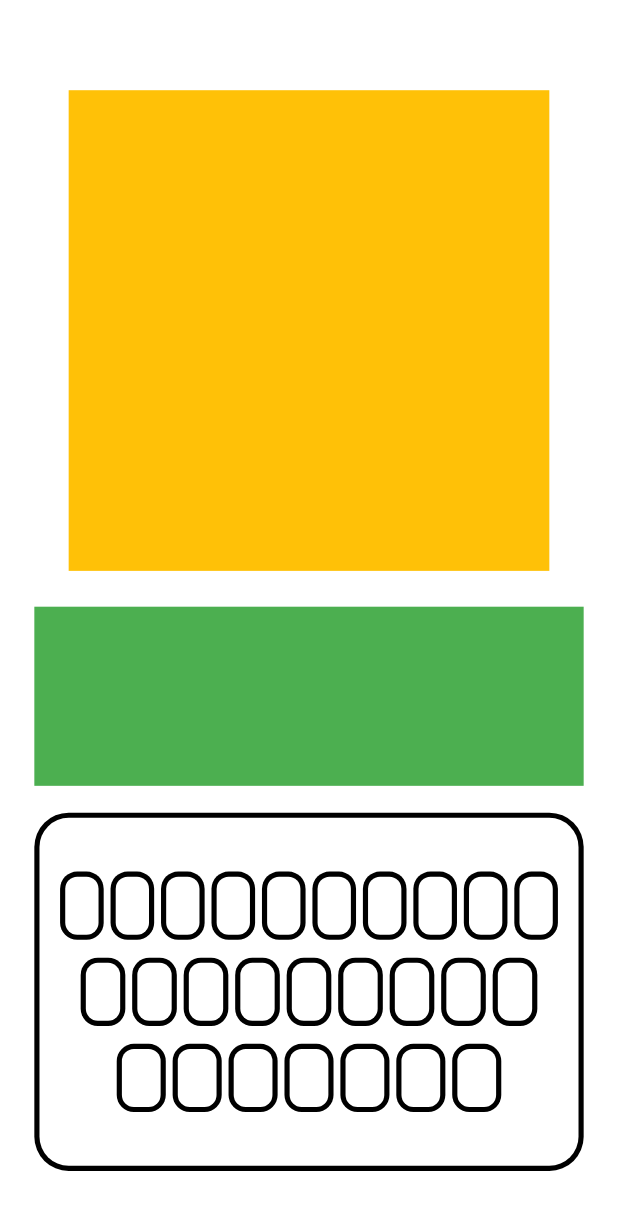
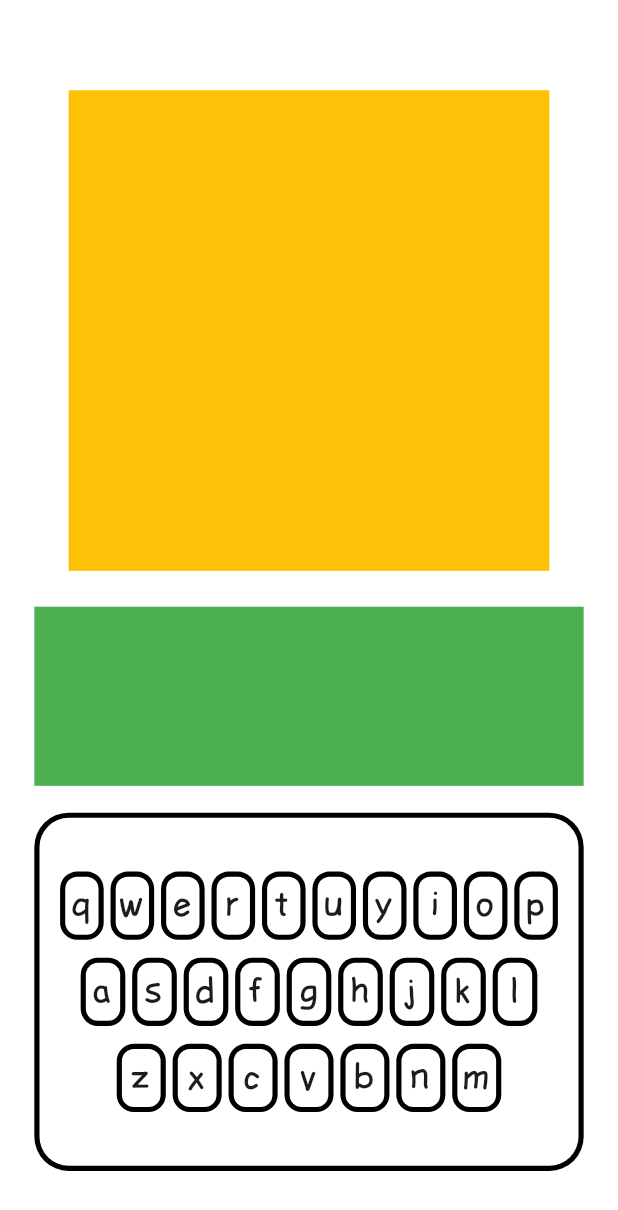
Before and after one commit to Mohand-2004/HANGMAN-Game, a Flutter app: the screen it shows after launch, on a phone screen of 412 x 824 dp. Shown: the top 1210 px of the screen. Run offline on Flutter 3.47's test engine with Material 3 defaults, Android fonts, the phone set to English and light mode, and no system bars; our stand-ins replace flutter_screenutil.

Commit message:
letters and fonts

```diff
--- a/lib/screens/home_page.dart
+++ b/lib/screens/home_page.dart
@@ -45,6 +45,7 @@ class HomePage extends StatelessWidget{
               spaceBetweenButtons: 2.w,
               buttonRadius: 10.r,
               buttonBoarderWidth: 3.r,
+              fontSize: ((MediaQuery.of(context).size.width > 500) ? 25 : 20).r,
             )
           ],
         )
--- a/lib/widgets/keyboard widget/button.dart
+++ b/lib/widgets/keyboard widget/button.dart
@@ -4,15 +4,17 @@ class Button extends StatelessWidget{
   final double radius;
   final double boarderWidth;
   final double fontSize;
+  final double space;
   final Color? backgroundColor;
   final Color? boarderColor;
-  final double space;
+  final String letter;
   const Button(
     {
       super.key,
       required this.radius,
       required this.boarderWidth,
       required this.fontSize,
+      required this.letter,
       this.space = 0,
       this.backgroundColor,
       this.boarderColor,
@@ -32,6 +34,15 @@ class Button extends StatelessWidget{
           color: backgroundColor,
           borderRadius: BorderRadius.circular(radius-boarderWidth),
         ),
+        child: Center(
+          child: Text(
+            letter,
+            style: TextStyle(
+              fontSize: fontSize,
+              fontFamily: 'comic sans',
+            ),
+          ),
+        ),
       ),
     );
   }
--- a/lib/widgets/keyboard widget/keyboard_widget.dart
+++ b/lib/widgets/keyboard widget/keyboard_widget.dart
@@ -64,6 +64,7 @@ class KeyboardWidget extends StatelessWidget{
                 child: Row(
                   children: _letters1.map((letter) => Expanded(
                     child: Button(
+                      letter: letter,
                       space: spaceBetweenButtons,
                       radius: buttonRadius,
                       boarderWidth: buttonBoarderWidth,
@@ -79,6 +80,7 @@ class KeyboardWidget extends StatelessWidget{
                 child: Row(
                   children: <Widget>[SizedBox(width: 12.w,)] + _letters2.map((letter) => Expanded(
                     child: Button(
+                      letter: letter,
                       space: spaceBetweenButtons,
                       radius: buttonRadius,
                       boarderWidth: buttonBoarderWidth,
@@ -94,6 +96,7 @@ class KeyboardWidget extends StatelessWidget{
                 child: Row(
                   children: <Widget>[SizedBox(width: 33.w,)] + _letters3.map((letter) => Expanded(
                     child: Button(
+                      letter: letter,
                       space: spaceBetweenButtons,
                       radius: buttonRadius,
                       boarderWidth: buttonBoarderWidth,
```
Also changed, not shown: pubspec.yaml (+4 -4 lines), assets/fonts/Ldfcomicsans-jj7l.ttf (added).
